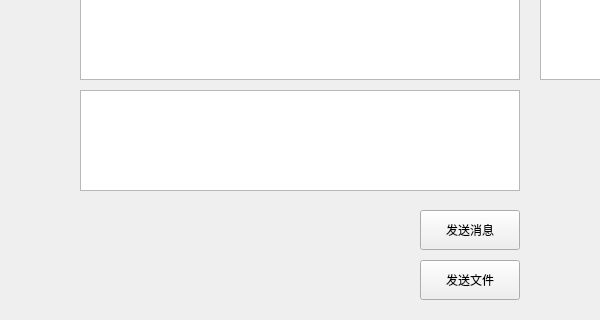
This is src/gui/mainui.ui in realth000/localcharger as Qt 5 draws it before an edit; both pictures show x 90 to 690 and y 380 to 700 of the 1100 by 700 pixel window. The edited form follows.
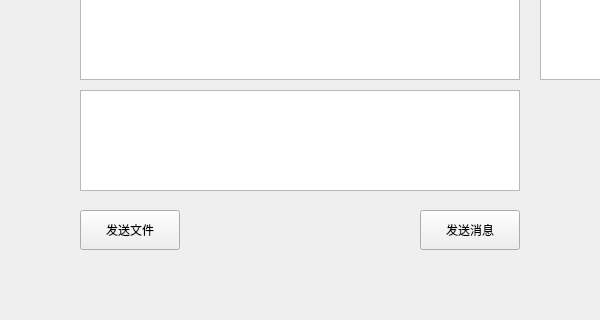
This is the edited form. Custom widgets are drawn as their Qt base class.

What changed in the file:
```diff
--- a/src/gui/mainui.ui
+++ b/src/gui/mainui.ui
@@ -248,8 +248,8 @@
   <widget class="QPushButton" name="sendFilePushButton">
    <property name="geometry">
     <rect>
-     <x>510</x>
-     <y>640</y>
+     <x>170</x>
+     <y>590</y>
      <width>100</width>
      <height>40</height>
     </rect>
```
